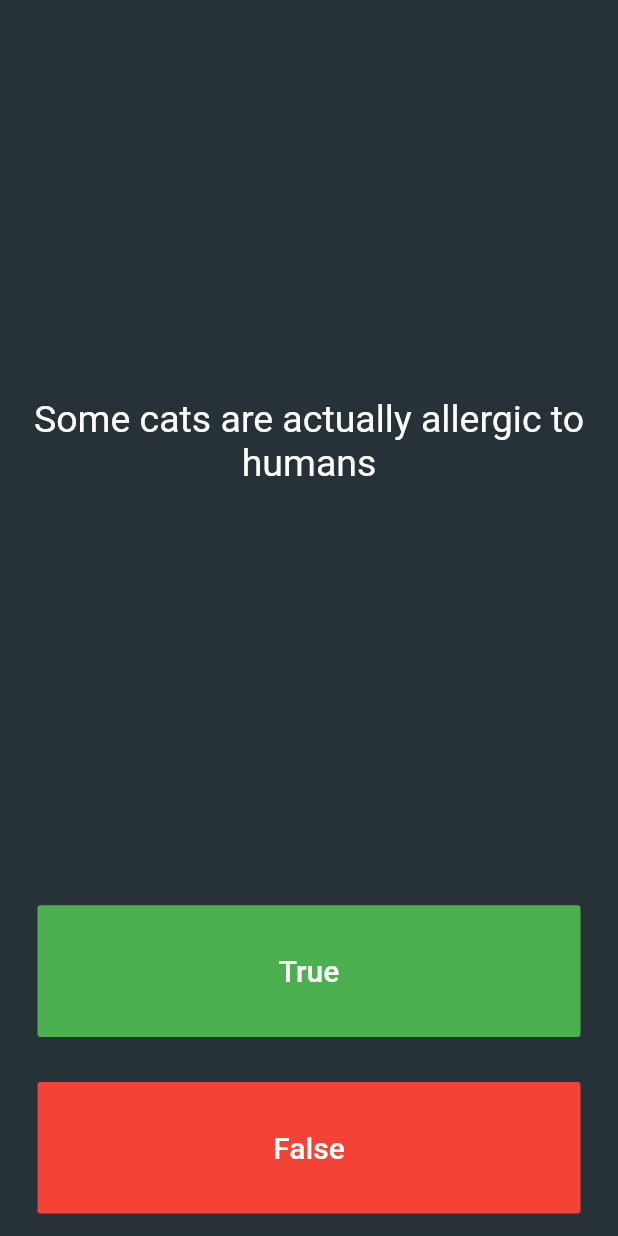
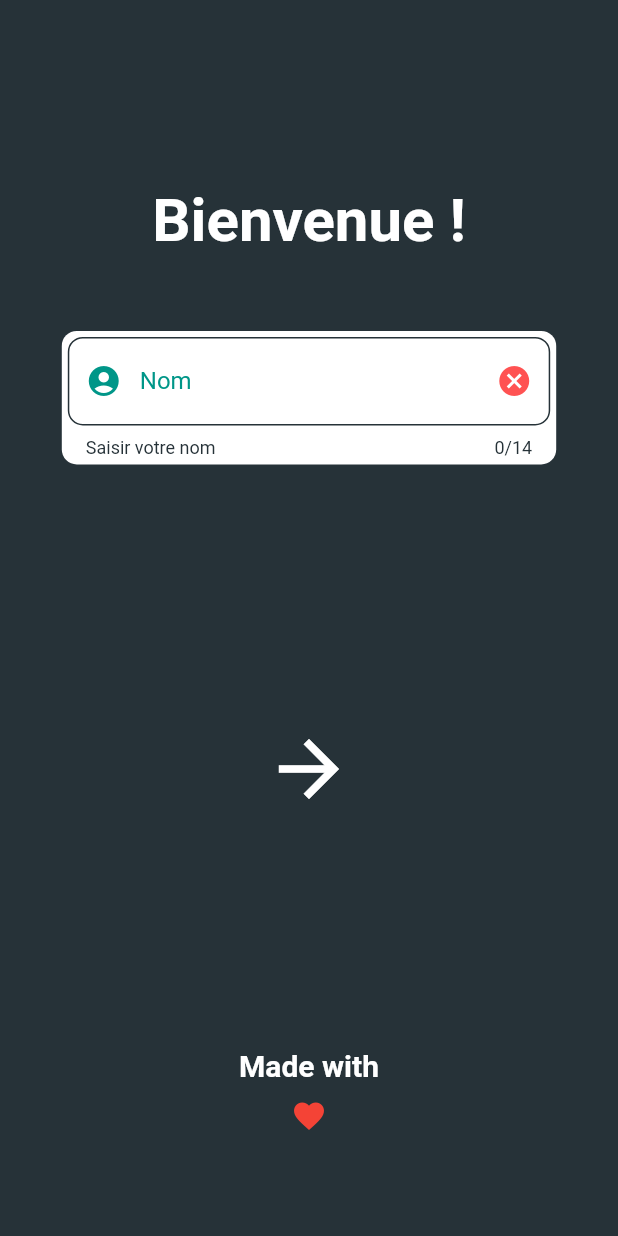
Before and after one commit to black-purple/quizzler_app, a Flutter app: the screen it shows after launch, on a phone screen of 412 x 824 dp. Run offline on Flutter 3.47's test engine with Material 2 defaults, Android fonts, the phone set to English and light mode, and no system bars; our stand-ins replace rflutter_alert.

Commit message:
Feat: App working with new features

```diff
--- a/lib/main.dart
+++ b/lib/main.dart
@@ -1,8 +1,6 @@
 import 'package:flutter/material.dart';
-import 'quiz_brain.dart';
-import 'package:rflutter_alert/rflutter_alert.dart';
+import 'package:quizzler_app/pages/input_page.dart';
 
-QuizBrain quizBrain = QuizBrain();
 void main() => runApp(Quizzler());
 
 class Quizzler extends StatelessWidget {
@@ -12,121 +10,8 @@ class Quizzler extends StatelessWidget {
       debugShowCheckedModeBanner: false,
       home: Scaffold(
         backgroundColor: Colors.blueGrey[900],
-        body: SafeArea(
-          child: Padding(
-            padding: EdgeInsets.symmetric(horizontal: 10.0),
-            child: QuizPage(),
-          ),
-        ),
+        body: InputPage(),
       ),
-    );
-  }
-}
-
-class QuizPage extends StatefulWidget {
-  @override
-  _QuizPageState createState() => _QuizPageState();
-}
-
-class _QuizPageState extends State<QuizPage> {
-  List<Icon> scoreKeeper = [];
-
-  void checkAnswer(bool userPickedAnswer) {
-    bool correctAnswer = quizBrain.getQuestionAnswer();
-
-    setState(
-      () {
-        if (quizBrain.isFinished() == true) {
-          Alert(
-            title: "Finished",
-            desc: "You've finished the quiz!",
-            context: context,
-          ).show();
-          scoreKeeper = [];
-          quizBrain.reset();
-        } else {
-          if (correctAnswer == userPickedAnswer) {
-            scoreKeeper.add(Icon(
-              Icons.check,
-              color: Colors.green,
-            ));
-          } else {
-            scoreKeeper.add(Icon(
-              Icons.close,
-              color: Colors.red,
-            ));
-          }
-          quizBrain.nextQuestion();
-        }
-      },
-    );
-  }
-
-  @override
-  Widget build(BuildContext context) {
-    return Column(
-      mainAxisAlignment: MainAxisAlignment.spaceBetween,
-      crossAxisAlignment: CrossAxisAlignment.stretch,
-      children: <Widget>[
-        Expanded(
-          flex: 5,
-          child: Padding(
-            padding: EdgeInsets.all(10.0),
-            child: Center(
-              child: Text(
-                quizBrain.getQuestionText(),
-                textAlign: TextAlign.center,
-                style: TextStyle(
-                  fontSize: 25.0,
-                  color: Colors.white,
-                ),
-              ),
-            ),
-          ),
-        ),
-        Expanded(
-          child: Padding(
-            padding: EdgeInsets.all(15.0),
-            // ignore: deprecated_member_use
-            child: FlatButton(
-              textColor: Colors.white,
-              color: Colors.green,
-              child: Text(
-                'True',
-                style: TextStyle(
-                  color: Colors.white,
-                  fontSize: 20.0,
-                ),
-              ),
-              onPressed: () {
-                checkAnswer(true);
-              },
-            ),
-          ),
-        ),
-        Expanded(
-          child: Padding(
-            padding: EdgeInsets.all(15.0),
-            // ignore: deprecated_member_use
-            child: FlatButton(
-              color: Colors.red,
-              child: Text(
-                'False',
-                style: TextStyle(
-                  fontSize: 20.0,
-                  color: Colors.white,
-                ),
-              ),
-              onPressed: () {
-                checkAnswer(false);
-              },
-            ),
-          ),
-        ),
-        Row(
-          children: scoreKeeper,
-        ),
-      ],
     );
   }
 }
--- /dev/null
+++ b/lib/pages/input_page.dart
@@ -0,0 +1,166 @@
+import 'package:flutter/material.dart';
+
+import '../konstants.dart';
+import 'home_page.dart';
+
+class InputPage extends StatefulWidget {
+  @override
+  _InputPageState createState() => _InputPageState();
+}
+
+TextEditingController nameController = TextEditingController();
+
+class _InputPageState extends State<InputPage> {
+  @override
+  Widget build(BuildContext context) {
+    bool textfieldCheck() {
+      String name;
+
+      name = nameController.text;
+
+      if (name == '') {
+        return true;
+      } else {
+        Navigator.push(
+          context,
+          MaterialPageRoute(
+            builder: (context) => HomePage(
+              name: name,
+            ),
+          ),
+        );
+        return false;
+      }
+    }
+
+    return Scaffold(
+      backgroundColor: Colors.blueGrey[900],
+      body: Padding(
+        padding: EdgeInsets.only(
+          left: 10 * (deviceWidth(context) / 100),
+          right: 10 * (deviceWidth(context) / 100),
+        ),
+        child: SingleChildScrollView(
+          child: Column(
+            children: [
+              SizedBox(
+                height: 15 * (deviceHeight(context) / 100),
+              ),
+              Container(
+                child: Align(
+                  alignment: Alignment.center,
+                  child: Text(
+                    'Bienvenue !',
+                    style: TextStyle(
+                      fontSize: 40,
+                      color: Colors.white,
+                      fontWeight: FontWeight.bold,
+                    ),
+                  ),
+                ),
+                margin: EdgeInsets.only(bottom: 50),
+              ),
+              //* Phone Number Field
+
+              Container(
+                padding: EdgeInsets.all(4),
+                decoration: BoxDecoration(
+                  color: Colors.white,
+                  borderRadius: BorderRadius.circular(10),
+                ),
+                child: TextField(
+                  keyboardType: TextInputType.name,
+                  controller: nameController,
+                  maxLength: 14,
+                  decoration: InputDecoration(
+                    filled: true,
+                    fillColor: Colors.white,
+                    focusColor: Colors.white,
+                    labelText: 'Nom',
+                    labelStyle: TextStyle(
+                      color: Colors.teal,
+                    ),
+                    helperText: 'Saisir votre nom',
+                    helperStyle: TextStyle(
+                      color: Colors.blueGrey[900],
+                    ),
+                    prefixIcon: Icon(
+                      Icons.account_circle,
+                      color: Colors.teal,
+                    ),
+                    suffixIcon: IconButton(
+                      icon: Icon(
+                        Icons.cancel,
+                        color: Colors.redAccent,
+                      ),
+                      onPressed: () {
+                        setState(() {
+                          nameController.text = '';
+                        });
+                      },
+                    ),
+                    enabledBorder: OutlineInputBorder(
+                      borderRadius: BorderRadius.circular(10.0),
+                      borderSide: BorderSide(
+                        color: Colors.blueGrey[900],
+                      ),
+                    ),
+                    focusedBorder: OutlineInputBorder(
+                      borderRadius: BorderRadius.circular(10.0),
+                      borderSide: BorderSide(
+                        color: Colors.teal,
+                      ),
+                    ),
+                  ),
+                ),
+              ),
+              SizedBox(
+                height: 20 * (deviceHeight(context) / 100),
+              ),
+              SizedBox(
+                child: IconButton(
+                  iconSize: 60,
+                  icon: Icon(
+                    Icons.arrow_forward,
+                    color: Colors.white,
+                  ),
+                  onPressed: () {
+                    textfieldCheck();
+                  },
+                ),
+              ),
+              SizedBox(
+                height: 18 * (deviceHeight(context) / 100),
+              ),
+              Row(
+                mainAxisAlignment: MainAxisAlignment.center,
+                children: [
+                  Text(
+                    'Made with',
+                    style: TextStyle(
+                      color: Colors.white,
+                      fontWeight: FontWeight.bold,
+                      fontSize: 20,
+                    ),
+                  ),
+                ],
+              ),
+              SizedBox(
+                height: 10,
+              ),
+              Row(
+                mainAxisAlignment: MainAxisAlignment.center,
+                children: [
+                  Icon(
+                    Icons.favorite,
+                    color: Colors.red,
+                  ),
+                ],
+              )
+            ],
+          ),
+        ),
+      ),
+    );
+  }
+}
--- a/lib/quiz_brain.dart
+++ b/lib/quiz_brain.dart
@@ -4,30 +4,33 @@ class QuizBrain {
   int _questionNum = 0;
 
   List<Question> _questionBank = [
-    Question('Some cats are actually allergic to humans', true),
-    Question('You can lead a cow down stairs but not up stairs.', false),
-    Question('Approximately one quarter of human bones are in the feet.', true),
-    Question('A slug\'s blood is green.', true),
-    Question('Buzz Aldrin\'s mother\'s maiden name was \"Moon\".', true),
-    Question('It is illegal to pee in the Ocean in Portugal.', true),
+    Question('La capital de la Roumanie est \"Bucarest\".', true),
     Question(
-        'No piece of square dry paper can be folded in half more than 7 times.',
+        'Vous pouvez emmener une vache dans les escaliers, mais pas l\'inverse.',
         false),
     Question(
-        'In London, UK, if you happen to die in the House of Parliament, you are technically entitled to a state funeral, because the building is considered too sacred a place.',
+        'Environ un quart des os humains se trouvent dans les pieds.', true),
+    Question('Le sang d\'une limace est vert', true),
+    // Question('Buzz Aldrin\'s mother\'s maiden name was \"Moon\".', true),
+    Question('Il est illégal de faire pipi dans l\'océan au Portugal.', true),
+    Question(
+        'Aucun morceau de papier carré sec ne peut être plié plus de 7 fois.',
+        false),
+    Question(
+        'À Londres, au Royaume-Uni, si vous décédez au Parlement, vous avez techniquement droit à des funérailles d\'État, car le bâtiment est considéré comme un lieu trop sacré.',
         true),
     Question(
-        'The loudest sound produced by any animal is 188 decibels. That animal is the African Elephant.',
+        'Le son le plus fort produit par un animal est de 188 décibels. Cet animal est l\'éléphant d\'Afrique.',
         false),
     Question(
-        'The total surface area of two human lungs is approximately 70 square metres.',
+        'La superficie totale de deux poumons humains est d\'environ 70 mètres carrés.',
         true),
-    Question('Google was originally called \"Backrub\".', true),
+    Question('Google s\'appelait à l\'origine "Backrub".', true),
     Question(
-        'Chocolate affects a dog\'s heart and nervous system; a few ounces are enough to kill a small dog.',
+        'Le chocolat affecte le cœur et le système nerveux d\'un chien; quelques onces suffisent pour tuer un petit chien.',
         true),
     Question(
-        'In West Virginia, USA, if you accidentally hit an animal with your car, you are free to take it home to eat.',
+        'En Virginie de ouest aux États-Unis, si vous heurtez accidentellement un animal avec votre voiture, vous êtes libre de le ramener à la maison pour le manger.',
         true),
   ];
 
```
Also changed, not shown: lib/konstants.dart (added, +44 -0 lines), lib/pages/home_page.dart (added, +150 -0 lines), 3 other files.
